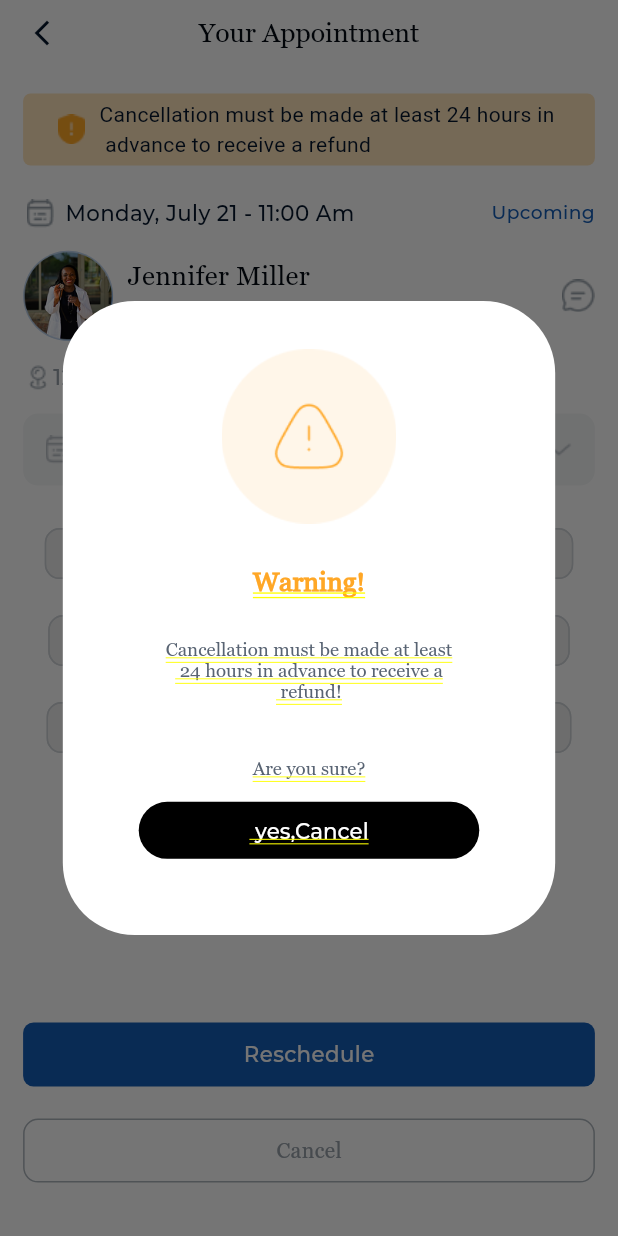
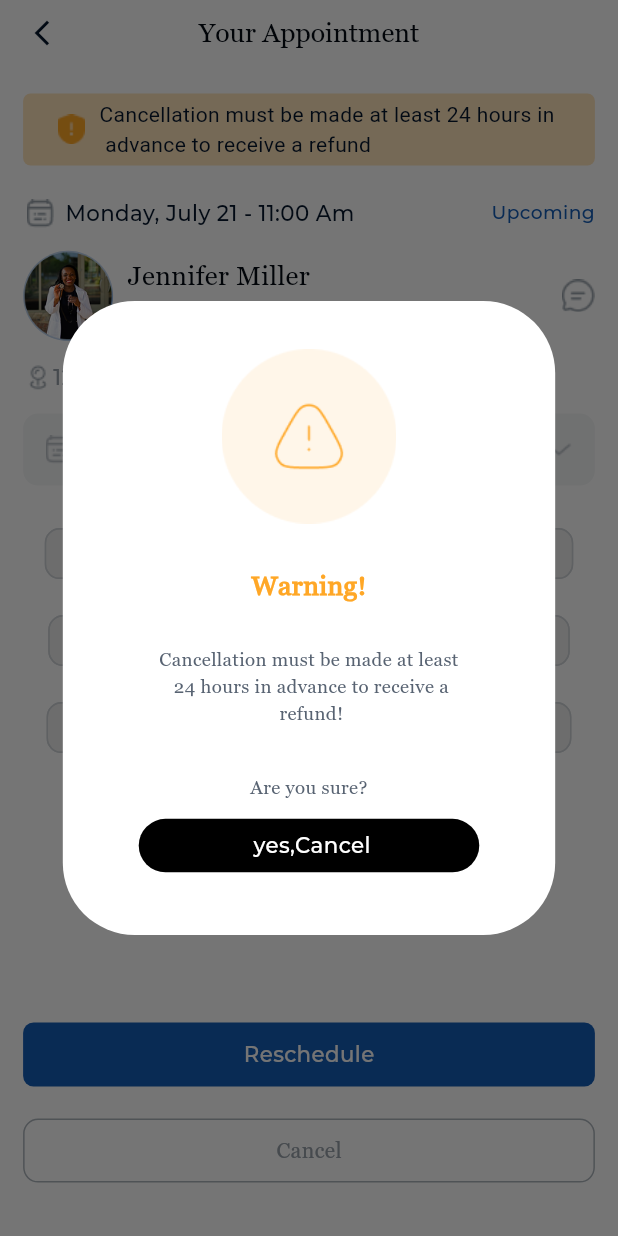
Before and after one commit to Huma-volve/Round-8-mobile-Cure-team2, a Flutter app: the YourAppointment screen opened by its route, after a tap on "Reschedule", on a phone screen of 412 x 824 dp. Run offline on Flutter 3.47's test engine with Material 3 defaults, Android fonts, the phone set to English and light mode, and no system bars; drawn by our look-alikes of flutter_animate; our stand-ins replace country_code_picker, dotted_border, easy_date_timeline, flutter_bloc, flutter_screenutil, flutter_spinkit and 5 more; accounts and stored records are empty.

Commit message:
editting on dialouge

```diff
--- a/lib/app.dart
+++ b/lib/app.dart
@@ -1,6 +1,7 @@
 import 'package:cure_team_2/core/routing/app_router.dart';
 import 'package:cure_team_2/core/theme/app_theme.dart';
 import 'package:cure_team_2/features/bookingAppointment/screens/Payment_Method.dart';
+import 'package:cure_team_2/features/bookingAppointment/screens/your_appointment.dart';
 import 'package:flutter/material.dart';
 import 'package:flutter_screenutil/flutter_screenutil.dart';
 
@@ -20,7 +21,7 @@ class MyApp extends StatelessWidget {
         left: false,
         child: MaterialApp(
           title: 'cure_team_1',
-          home: const PaymentMethod(),
+          home: const YourAppointment(),
           // initialRoute:Routes.navbar,
           onGenerateRoute: router.generateRoute,
           theme: AppTheme.lightTheme,
--- a/lib/features/bookingAppointment/screens/Customdialoge.dart
+++ b/lib/features/bookingAppointment/screens/Customdialoge.dart
@@ -11,6 +11,8 @@ void ShowDialog(BuildContext context) {
     barrierDismissible: false,
     builder:
         (_) => Center(
+          child: Material(
+            type: MaterialType.transparency,
             child: Container(
               height: 475.h,
               width: 341.w,
@@ -46,7 +48,7 @@ void ShowDialog(BuildContext context) {
                       color: AppColors.secondary300,
                     ),
                   ),
-                SizedBox(height: 42.h),
+                  SizedBox(height: 35.h),
                   Text(
                     'Are you sure?',
                     textAlign: TextAlign.center,
@@ -54,18 +56,19 @@ void ShowDialog(BuildContext context) {
                       color: AppColors.secondary300,
                     ),
                   ),
-                SizedBox(height: 15),
+                  SizedBox(height: 13.h),
                   AppButton(
                     text: " yes,Cancel",
                     onPressed: () {},
                     color: Colors.black,
                     width: 245.w,
-                  height: 48.h,
+                    height: 45.h,
                     borderRadius: 50.r,
                   ),
                 ],
               ),
             ),
           ),
+        ),
   );
 }
```
Lines whose indentation alone changed are shown as unchanged.
